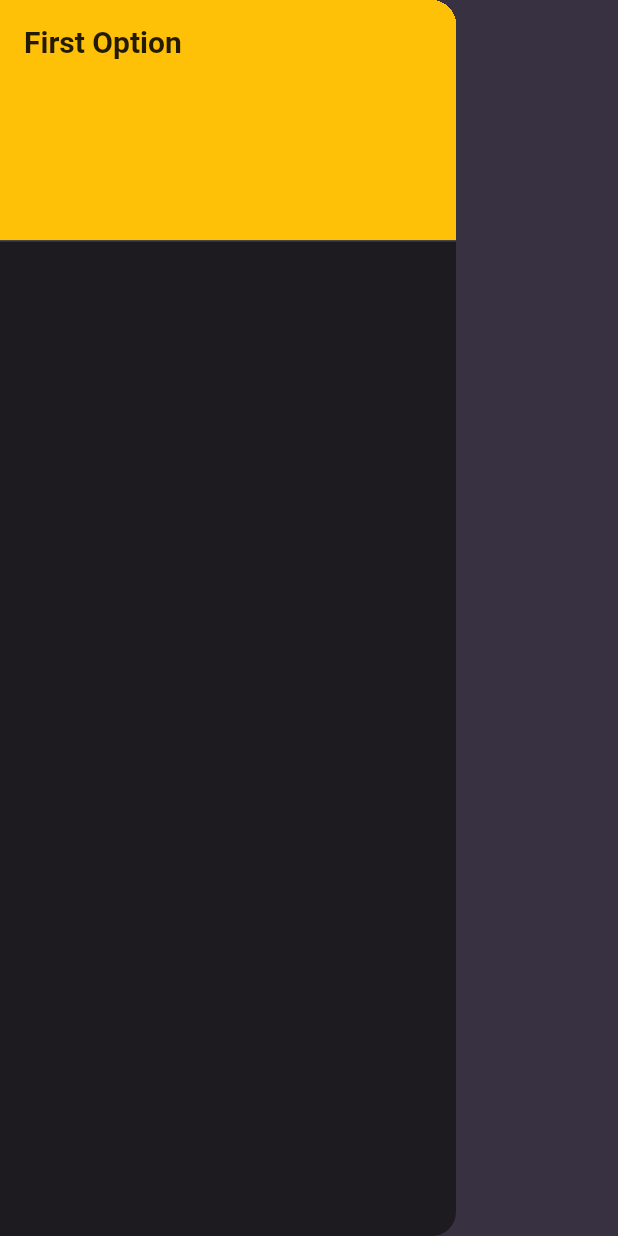
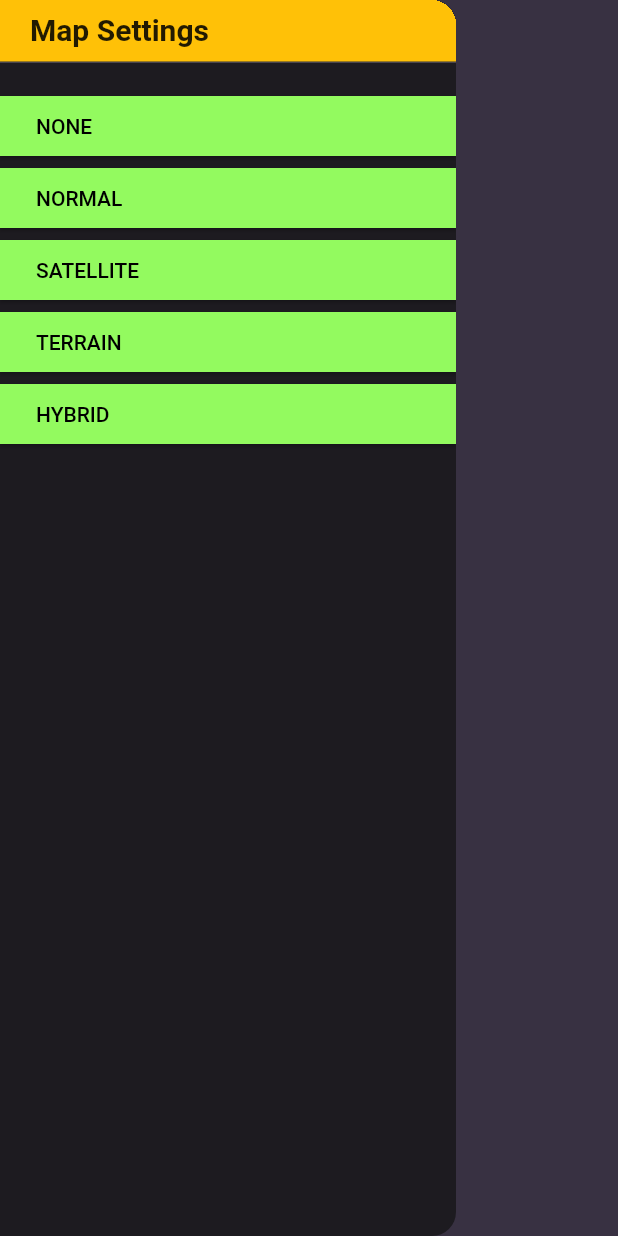
Before and after one commit to HaiPhanT/charging-stations, a Flutter app: the MainDrawer widget shown alone on an empty page, opened directly, on a phone screen of 412 x 824 dp. Run offline on Flutter 3.47's test engine with Material 2 defaults, Android fonts, the phone set to English and light mode, and no system bars; our stand-ins replace flutter_dotenv, flutter_riverpod, geolocator, google_maps_flutter; missing offline and left inert: flutter_polyline_points; network calls fail.

```diff
--- a/lib/constants/api_keys.dart
+++ /dev/null
@@ -1 +0,0 @@
-const googleMapAPIKey = 'AIzaSyDYgG8nYHHOQFBsrhY5YZ5eZSTYWr0NTIg';
--- a/lib/main.dart
+++ b/lib/main.dart
@@ -1,5 +1,6 @@
 import 'package:charging_station/screens/main_screen.dart';
 import 'package:flutter/material.dart';
+import 'package:flutter_dotenv/flutter_dotenv.dart';
 import 'package:flutter_riverpod/flutter_riverpod.dart';
 
 final colorScheme = ColorScheme.fromSeed(
@@ -26,7 +27,8 @@ final theme = ThemeData().copyWith(
   // ),
 );
 
-void main() {
+Future main() async {
+  await dotenv.load(fileName: '.env');
   runApp(
     const ProviderScope(child: MyApp()),
   );
@@ -40,7 +42,7 @@ class MyApp extends StatelessWidget {
     return MaterialApp(
       title: 'Charging Stations',
       theme: theme,
-      home: MainScreen(),
+      home: const MainScreen(),
     );
   }
 }
--- /dev/null
+++ b/lib/providers/map_provider.dart
@@ -0,0 +1,22 @@
+import 'package:flutter_riverpod/flutter_riverpod.dart';
+import 'package:google_maps_flutter/google_maps_flutter.dart';
+
+class MapConfiguration {
+  MapConfiguration({required this.mapType});
+
+  final MapType mapType;
+}
+
+final defaultMapConfiguration = MapConfiguration(mapType: MapType.normal);
+
+class MapNotifier extends StateNotifier<MapConfiguration> {
+  MapNotifier() : super(defaultMapConfiguration);
+
+  void changeMapType(MapType mapType) {
+    state = MapConfiguration(mapType: mapType);
+  }
+}
+
+final mapConfigurationProvider =
+    StateNotifierProvider<MapNotifier, MapConfiguration>(
+        (ref) => MapNotifier());
--- a/lib/utills/get_directions.dart
+++ b/lib/utills/get_directions.dart
@@ -1,9 +1,9 @@
 import 'dart:convert';
 
+import 'package:charging_station/configs/configs.dart';
 import 'package:google_maps_flutter/google_maps_flutter.dart';
 import 'package:http/http.dart' as http;
 
-import 'package:charging_station/constants/api_keys.dart';
 import 'package:charging_station/constants/uris.dart';
 import 'package:charging_station/models/direction.dart';
 
@@ -11,7 +11,7 @@ Future<Directions> getDirections(LatLng destination, LatLng origin) async {
   final url = Uri.https(googleMapBaseURL, 'maps/api/directions/json', {
     'destination': '${destination.latitude},${destination.longitude}',
     'origin': '${origin.latitude},${origin.longitude}',
-    'key': googleMapAPIKey
+    'key': globalConfigs.googleMapAPIKey
   });
   final response = await http.get(url, headers: {'Content-Type': 'json'});
   return Directions.fromMap(jsonDecode(response.body) as Map<String, dynamic>);
--- a/lib/widgets/main_drawer.dart
+++ b/lib/widgets/main_drawer.dart
@@ -1,21 +1,65 @@
+import 'package:charging_station/providers/map_provider.dart';
 import 'package:flutter/material.dart';
+import 'package:flutter_riverpod/flutter_riverpod.dart';
+import 'package:google_maps_flutter/google_maps_flutter.dart';
 
-class MainDrawer extends StatelessWidget {
+class MainDrawer extends ConsumerStatefulWidget {
   const MainDrawer({super.key});
 
   @override
+  ConsumerState<MainDrawer> createState() => _MainDrawerState();
+}
+
+class _MainDrawerState extends ConsumerState<MainDrawer> {
+  void _handleChangeMapType(MapType type) {
+    ref.read(mapConfigurationProvider.notifier).changeMapType(type);
+  }
+
+  @override
   Widget build(BuildContext context) {
-    return const Drawer(
-      child: Column(
-        crossAxisAlignment: CrossAxisAlignment.stretch,
-        children: [
-          DrawerHeader(
-              decoration: BoxDecoration(
-                color: Colors.amber,
+    return SafeArea(
+      child: Drawer(
+        child: Column(
+          children: [
+            const SizedBox(
+              width: double.infinity,
+              height: 50,
+              child: DrawerHeader(
+                  padding: EdgeInsets.fromLTRB(20, 8, 20, 5),
+                  decoration: BoxDecoration(
+                    color: Colors.amber,
+                  ),
+                  child: Text('Map Settings',
+                      style: TextStyle(
+                          fontWeight: FontWeight.bold, fontSize: 20))),
+            ),
+            const SizedBox(
+              width: double.infinity,
+              height: 10,
+            ),
+            for (final mapType in MapType.values.map((t) => t))
+              SizedBox(
+                width: double.infinity,
+                child: ElevatedButton(
+                  onPressed: () {
+                    _handleChangeMapType(mapType);
+                  },
+                  style: const ButtonStyle(
+                    backgroundColor: MaterialStatePropertyAll(
+                        Color.fromARGB(255, 147, 250, 95)),
+                    alignment: AlignmentDirectional.centerStart,
+                    shape: MaterialStatePropertyAll(RoundedRectangleBorder()),
+                  ),
+                  child: Text(
+                    mapType.toString().split('.').length > 1
+                        ? mapType.toString().split('.')[1].toUpperCase()
+                        : mapType.toString().toUpperCase(),
+                    style: const TextStyle(color: Colors.black),
+                  ),
+                ),
               ),
-              child: Text('First Option',
-                  style: TextStyle(fontWeight: FontWeight.bold, fontSize: 20)))
-        ],
+          ],
+        ),
       ),
     );
   }
--- a/pubspec.yaml
+++ b/pubspec.yaml
@@ -40,6 +40,7 @@ dependencies:
   label_marker: ^1.0.1
   http: ^0.13.1
   flutter_polyline_points: ^1.0.0
+  flutter_dotenv: ^5.1.0
 
 dev_dependencies:
   flutter_test:
@@ -64,8 +65,8 @@ flutter:
 
   # To add assets to your application, add an assets section, like this:
   assets:
-    - assets/images/charger.bmp
-    - assets/images/charger.png
+    - .env
+    - assets/charger.png
 
   # An image asset can refer to one or more resolution-specific "variants", see
   # https://flutter.dev/assets-and-images/#resolution-aware
```
Also changed, not shown: lib/configs/configs.dart (added, +10 -0 lines), lib/utills/create_custom_marker.dart (+14 -2 lines), lib/widgets/google_map_widget.dart (+16 -9 lines), assets/charger.png (renamed from assets/images/charger.png), pubspec.lock, 2 other files.
